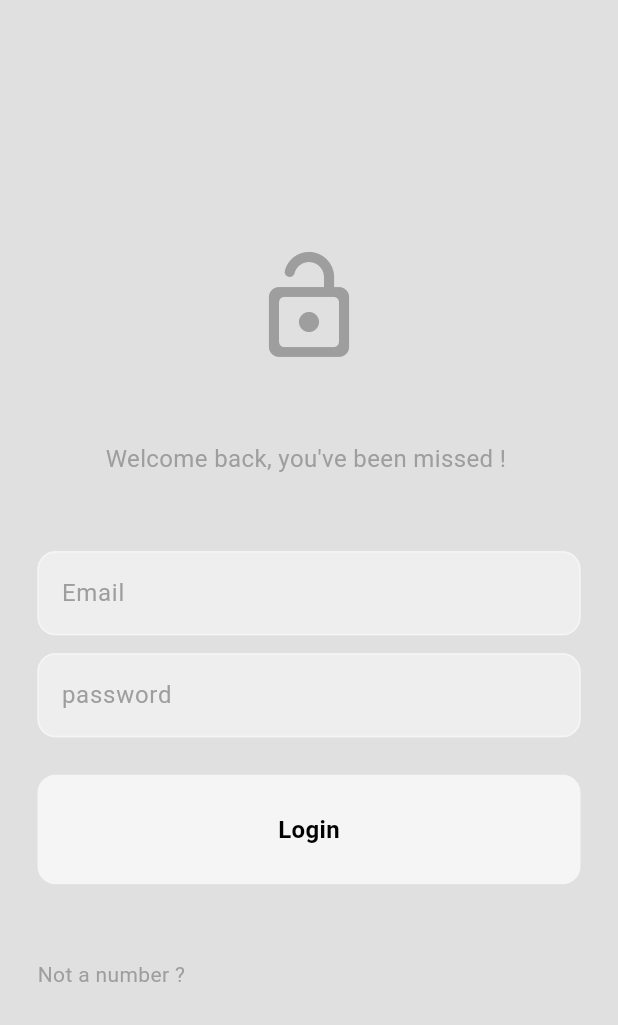
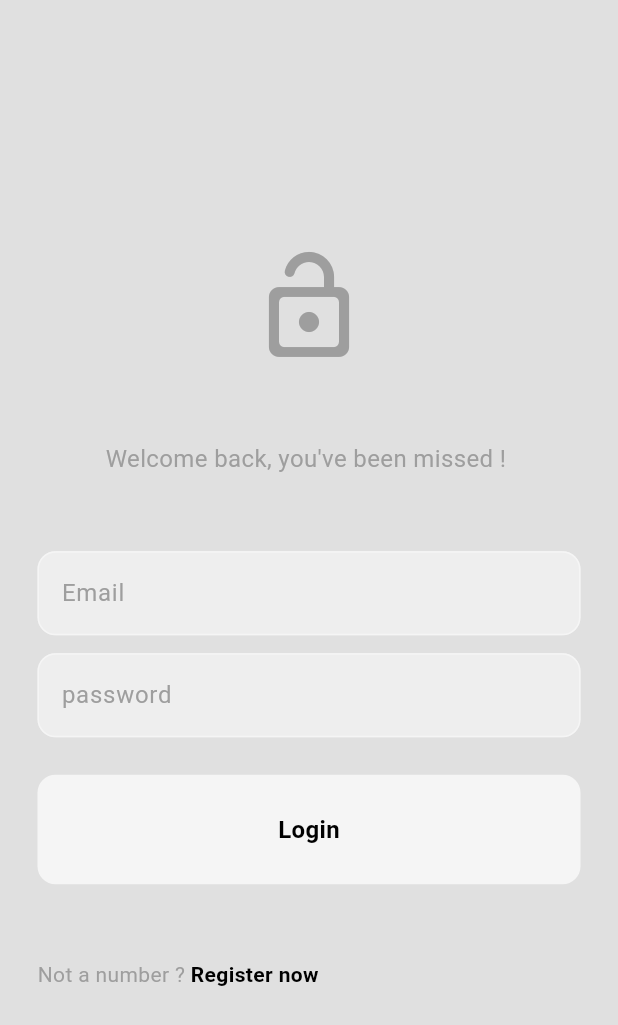
Before and after one commit to Daouda-Soumare14/Initiation_flutter_projet1_coaching, a Flutter app: the screen it shows after launch, on a phone screen of 412 x 824 dp. Shown: the top 1025 px of the screen. Run offline on Flutter 3.47's test engine with Material 3 defaults, Android fonts, the phone set to English and light mode, and no system bars; our stand-ins replace firebase_auth, firebase_core, flutter_bloc; accounts and stored records are empty.

Commit message:
correct some page and adapte to Android

```diff
--- a/lib/features/auth/presentation/pages/auth_page.dart
+++ b/lib/features/auth/presentation/pages/auth_page.dart
@@ -29,7 +29,9 @@ class _AuthPageState extends State<AuthPage> {
         onTap: togglePages,
       );
     } else {
-      return const RegisterPage();
+      return RegisterPage(
+        onTap: togglePages,
+      );
     }
   }
 }
--- a/lib/features/auth/presentation/pages/login_page.dart
+++ b/lib/features/auth/presentation/pages/login_page.dart
@@ -4,6 +4,7 @@ import 'package:projet1/features/auth/presentation/components/my_text_field.dart
 
 class LoginPage extends StatefulWidget {
   final void Function()? onTap;
+
   const LoginPage({super.key, required this.onTap});
 
   @override
@@ -17,6 +18,7 @@ class _LoginPageState extends State<LoginPage> {
   @override
   Widget build(BuildContext context) {
     return Scaffold(
+      // resizeToAvoidBottomInset: false,
         body: SafeArea(
       child: Center(
         child: Padding(
@@ -72,7 +74,8 @@ class _LoginPageState extends State<LoginPage> {
                     child: Text(
                       "Register now ",
                       style: TextStyle(
-                          color: Theme.of(context).colorScheme.inversePrimary,
+                          color: Colors.black,
+                          // Theme.of(context).colorScheme.inversePrimary,
                           fontWeight: FontWeight.bold),
                     ),
                   ),
--- a/pubspec.yaml
+++ b/pubspec.yaml
@@ -48,7 +48,7 @@ dev_dependencies:
   # activated in the `analysis_options.yaml` file located at the root of your
   # package. See that file for information about deactivating specific lint
   # rules and activating additional ones.
-  flutter_lints: ^4.0.0
+  flutter_lints: ^5.0.0
 
 # For information on the generic Dart part of this file, see the
 # following page: https://dart.dev/tools/pub/pubspec
```
Also changed, not shown: lib/features/auth/presentation/pages/register_page.dart (+25 -6 lines), pubspec.lock, 2 other files.
